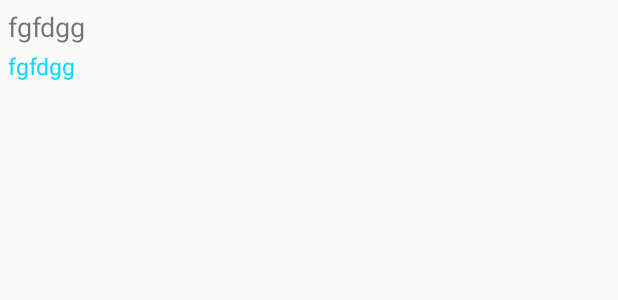
After one commit to LightSun/android-component, an Android app: the layout item_test_pull_refresh.xml on its own in the app's theme, with its tools: preview values and no code run, on a phone screen of 412 x 824 dp. The commit adds this screen. Shown: the top 300 px of the screen. Run offline under Robolectric (Android 15) with nearby library versions, the phone set to English and light mode, and no system bars.

Commit message:
test loading component ok

```diff
--- a/Android-components/android-app-components/src/main/java/com/heaven7/android/component/loading/AppLoadingComponent.java
+++ b/Android-components/android-app-components/src/main/java/com/heaven7/android/component/loading/AppLoadingComponent.java
@@ -128,6 +128,12 @@ public interface AppLoadingComponent {
      */
     void setAdapter(RecyclerView.Adapter adapter);
 
+    /**
+     * set the loading callback.
+     * @param callback the loading callback.
+     */
+    void setCallback(Callback callback);
+
     //==========================================================
 
     /**
--- a/Android-components/app/build.gradle
+++ b/Android-components/app/build.gradle
@@ -36,6 +36,7 @@ dependencies {
     compile 'com.heaven7.java.base:Java-base:1.0.9'
     compile 'com.heaven7.core.util:util-v1:1.1.2'
    // compile 'com.heaven7.android.util2:android-util2:1.0.6'
+    compile 'com.heaven7.android.pullrefresh2:android-pullrefreshview2:1.0'
 
     compile 'com.jakewharton:butterknife:8.4.0'
     apt "com.jakewharton:butterknife-compiler:8.4.0"
--- a/Android-components/app/src/main/AndroidManifest.xml
+++ b/Android-components/app/src/main/AndroidManifest.xml
@@ -37,6 +37,7 @@
             </intent-filter>
         </activity>
         <activity android:name=".sample.TestGlideComponentActivity"/>
+        <activity android:name=".sample.TestLoadingComponentActivity"/>
     </application>
 
 </manifest>
--- a/Android-components/app/src/main/java/com/heaven7/android/components/demo/AppComponentContext.java
+++ b/Android-components/app/src/main/java/com/heaven7/android/components/demo/AppComponentContext.java
@@ -5,6 +5,7 @@ import android.os.Bundle;
 import android.support.annotation.Nullable;
 
 import com.heaven7.android.component.image.AppImageComponent;
+import com.heaven7.android.component.loading.AppLoadingComponent;
 import com.heaven7.android.component.toast.AppToastComponent;
 import com.heaven7.core.util.Toaster;
 
@@ -16,6 +17,7 @@ public interface AppComponentContext {
 
 
     AppImageComponent getAppImageComponent();
+    AppLoadingComponent getAppLoadingComponent();
 
     /**
      * get the layout id.
--- a/Android-components/app/src/main/java/com/heaven7/android/components/demo/BaseActivity.java
+++ b/Android-components/app/src/main/java/com/heaven7/android/components/demo/BaseActivity.java
@@ -7,6 +7,7 @@ import android.view.View;
 import android.view.ViewGroup;
 
 import com.heaven7.android.component.image.AppImageComponent;
+import com.heaven7.android.component.loading.AppLoadingComponent;
 import com.heaven7.android.component.toast.AppToastComponent;
 import com.heaven7.android.components.demo.imageimpl.GlideAppImageComponent;
 
@@ -67,4 +68,8 @@ public abstract class BaseActivity extends AppCompatActivity implements AppCompo
     public AppToastComponent getToastWindow() {
         return null;
     }
+    @Override
+    public AppLoadingComponent getAppLoadingComponent() {
+        return null;
+    }
 }
--- a/Android-components/app/src/main/java/com/heaven7/android/components/demo/SampleActivity.java
+++ b/Android-components/app/src/main/java/com/heaven7/android/components/demo/SampleActivity.java
@@ -1,6 +1,7 @@
 package com.heaven7.android.components.demo;
 
 import com.heaven7.android.components.demo.sample.TestGlideComponentActivity;
+import com.heaven7.android.components.demo.sample.TestLoadingComponentActivity;
 
 import java.util.List;
 
@@ -12,5 +13,6 @@ public class SampleActivity extends AbsMainActivity {
     @Override
     protected void addDemos(List<ActivityInfo> list) {
         list.add(new ActivityInfo(TestGlideComponentActivity.class));
+        list.add(new ActivityInfo(TestLoadingComponentActivity.class));
     }
 }
--- a/Android-components/app/src/main/res/layout/activity_main.xml
+++ b/Android-components/app/src/main/res/layout/activity_main.xml
@@ -8,7 +8,7 @@
     android:paddingLeft="@dimen/activity_horizontal_margin"
     android:paddingRight="@dimen/activity_horizontal_margin"
     android:paddingTop="@dimen/activity_vertical_margin"
-    tools:context="com.heaven7.android.components.demo.MainActivity">
+    >
 
     <TextView
         android:layout_width="wrap_content"
--- /dev/null
+++ b/Android-components/app/src/main/res/layout/item_test_pull_refresh.xml
@@ -0,0 +1,26 @@
+<?xml version="1.0" encoding="utf-8"?>
+<LinearLayout xmlns:android="http://schemas.android.com/apk/res/android"
+    android:orientation="vertical"
+    android:layout_width="match_parent"
+    android:layout_height="wrap_content"
+    android:padding="5dp"
+    >
+
+    <TextView
+        android:id="@+id/tv1"
+        android:layout_width="wrap_content"
+        android:layout_height="wrap_content"
+        android:textSize="18sp"
+        android:text="fgfdgg"
+        />
+    <TextView
+        android:id="@+id/tv2"
+        android:layout_width="wrap_content"
+        android:layout_height="wrap_content"
+        android:layout_marginTop="3dp"
+        android:textSize="15sp"
+        android:textColor="@android:color/holo_blue_bright"
+        android:text="fgfdgg"
+        />
+
+</LinearLayout>
```
Also changed, not shown: Android-components/app/src/main/java/com/heaven7/android/components/demo/MainActivity.java (deleted, +0 -13 lines), Android-components/app/src/main/java/com/heaven7/android/components/demo/loadingimpl/AppLoadingComponentImpl.java (added, +143 -0 lines), Android-components/app/src/main/java/com/heaven7/android/components/demo/sample/TestLoadingComponentActivity.java (added, +137 -0 lines), Android-components/app/src/main/res/layout/ac_test_loading_component.xml (added, +12 -0 lines).
